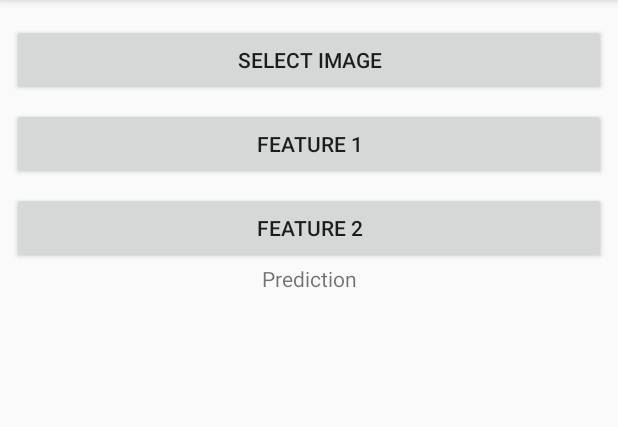
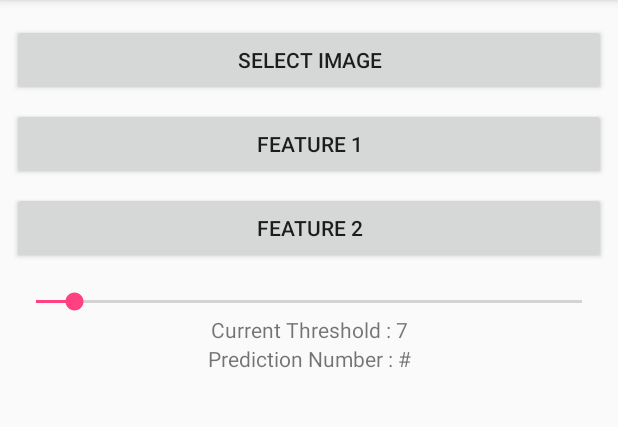
Before and after one commit to killaslark/ImageProcessing, an Android app: the screen it shows after launch (MainActivity), on a phone screen of 412 x 824 dp, the part 84-511 px from its top. Run offline under Robolectric (Android 15) with nearby library versions, the phone set to English and light mode, and no system bars; libraries missing offline, so code that uses them is left out: com.github.mikephil.charting; plain views replace BarChart; pictures from the network do not load; 4 statements that could not run were skipped.

Commit message:
add seekbar for threshold

```diff
--- a/app/src/main/java/com/example/asus/myapplication/MainActivity.java
+++ b/app/src/main/java/com/example/asus/myapplication/MainActivity.java
@@ -16,6 +16,7 @@ import android.util.Log;
 import android.view.View;
 import android.widget.Button;
 import android.widget.ImageView;
+import android.widget.SeekBar;
 import android.widget.TextView;
 import android.widget.Toast;
 
@@ -34,15 +35,16 @@ import java.util.Vector;
 
 public class MainActivity extends AppCompatActivity {
 
+    ;
     private CurveView valueCurveView,redCurveView, greenCurveView, blueCurveView;
-    private TextView valueCurveText, redCurveText, greenCurveText, blueCurveText, textNumber;
+    private TextView valueCurveText, redCurveText, greenCurveText, blueCurveText, textNumber, textThreshold;
 
     private ImageView imageViewBefore,imageViewAfter;
-    private Integer REQUEST_CAMERA = 1, SELECT_FILE = 0;
+    private Integer REQUEST_CAMERA = 1, SELECT_FILE = 0, MIN_THRESHOLD = 0, MAX_THRESHOLD = 100;
     private BarChart barChartRed,barChartGreen,barChartBlue,barChartGray;
     private Bitmap bitmap;
     private Bitmap secondBitmap;
-
+    private SeekBar seekBar;
 
     private boolean curves = false;
     private int pixel;
@@ -58,7 +60,7 @@ public class MainActivity extends AppCompatActivity {
     private Point[] pointGreenCurve = new Point[256];
     private Point[] pointBlueCurve = new Point[256];
     private int prediction = -1;
-    private int thresholdPoint = 3;
+    private int currentThreshold = 7;
 
     private int[] chainFrequency = new int[8];
     private int[] operand = new int[2];
@@ -116,6 +118,8 @@ public class MainActivity extends AppCompatActivity {
         Button feature = (Button) findViewById(R.id.feature);
         Button secondFeature = (Button) findViewById(R.id.feature2);
         textNumber = (TextView) findViewById(R.id.textNumber);
+        textThreshold = (TextView) findViewById(R.id.textThreshold);
+        seekBar = (SeekBar) findViewById(R.id.setThreshold);
 
         initiateVariables();
 
@@ -137,6 +141,28 @@ public class MainActivity extends AppCompatActivity {
             @Override
             public void onClick(View v) {
                 SelectSecondFeature();
+            }
+        });
+
+        seekBar.setMax(MAX_THRESHOLD-MIN_THRESHOLD);
+        seekBar.setProgress(currentThreshold-MIN_THRESHOLD);
+        textThreshold.setText("Current Threshold : " + currentThreshold);
+
+        seekBar.setOnSeekBarChangeListener(new SeekBar.OnSeekBarChangeListener() {
+            @Override
+            public void onProgressChanged(SeekBar seekBar, int progress, boolean fromUser) {
+                currentThreshold = progress + MIN_THRESHOLD;
+                textThreshold.setText("Current Threshold : " + currentThreshold);
+            }
+
+            @Override
+            public void onStartTrackingTouch(SeekBar seekBar) {
+
+            }
+
+            @Override
+            public void onStopTrackingTouch(SeekBar seekBar) {
+
             }
         });
 
@@ -537,7 +563,7 @@ public class MainActivity extends AppCompatActivity {
                 if(items[which].equals("Thinning")) {
                     if(bitmap != null)
                     {
-                        Skeletonization skeletonization = new Skeletonization(bitmap,thresholdPoint);
+                        Skeletonization skeletonization = new Skeletonization(bitmap,currentThreshold);
                         secondBitmap = skeletonization.getBitmap();
                         imageViewAfter.setImageBitmap(secondBitmap);
                         prediction = skeletonization.prediction;
@@ -546,7 +572,7 @@ public class MainActivity extends AppCompatActivity {
                 } else if (items[which].equals("Chaincode-Predict")) {
                     predictwithAvg();
                 } else if (items[which].equals("Thinning-Predict")) {
-                    textNumber.setText(Integer.toString(prediction));
+                    textNumber.setText("Prediction Number : "+ Integer.toString(prediction));
                 } else if (items[which].equals("Cancel")) {
                     dialog.dismiss();
                 }
--- a/app/src/main/res/layout/activity_main.xml
+++ b/app/src/main/res/layout/activity_main.xml
@@ -133,11 +133,31 @@
                 app:layout_constraintStart_toStartOf="parent"
                 app:layout_constraintTop_toBottomOf="@+id/feature"/>
 
+            <android.support.v7.widget.AppCompatSeekBar
+                android:id="@+id/setThreshold"
+                android:layout_marginEnd="8dp"
+                android:layout_marginStart="8dp"
+                android:layout_marginTop="16dp"
+                android:text="Select Image"
+                app:layout_constraintEnd_toEndOf="parent"
+                app:layout_constraintStart_toStartOf="parent"
+                app:layout_constraintTop_toBottomOf="@+id/feature2" />
+
+            <TextView
+                android:id="@+id/textThreshold"
+                android:text="Current Threshold : 0"
+                android:textAlignment="center"
+                app:layout_constraintEnd_toEndOf="parent"
+                app:layout_constraintStart_toStartOf="parent"
+                app:layout_constraintTop_toBottomOf="@+id/setThreshold" />
+
+
             <TextView
                 android:id="@+id/textNumber"
-                android:text="Prediction"
+                android:text="Prediction Number : #"
                 android:layout_width="match_parent"
-                android:textAlignment="center" />
+                android:textAlignment="center"
+                app:layout_constraintTop_toBottomOf="@+id/textThreshold" />
 
             <com.github.mikephil.charting.charts.BarChart
                 android:id="@+id/barChartRed"
```
